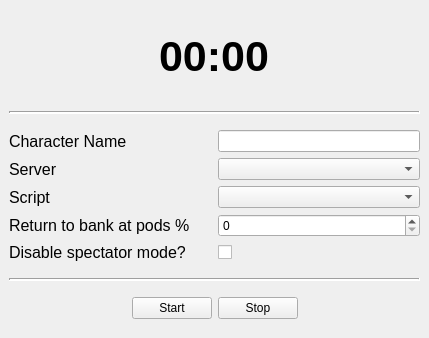
First picture: the form in src/gui/main_window/MainWindow.ui, repository R3conS/Sadidauto-Dofus-Retro-Bot, before the edit.
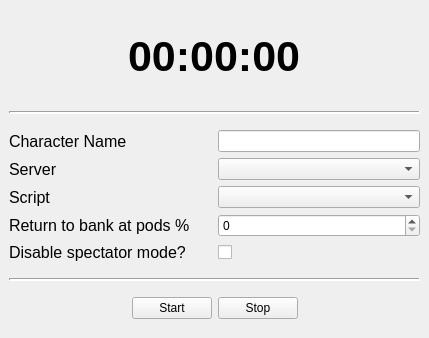
Second picture: the form after the edit. Custom widgets are drawn as their Qt base class.

Commit message: Add run time duration label updater; Add InitializationException and catch it when starting bot

```diff
--- a/src/gui/main_window/MainWindow.ui
+++ b/src/gui/main_window/MainWindow.ui
@@ -43,7 +43,7 @@
            </font>
           </property>
           <property name="text">
-           <string>00:00</string>
+           <string>00:00:00</string>
           </property>
          </widget>
         </item>
```
Left out of the diff: 2 changed lines with no effect on the pictures. The commit also changes 6 other files.
